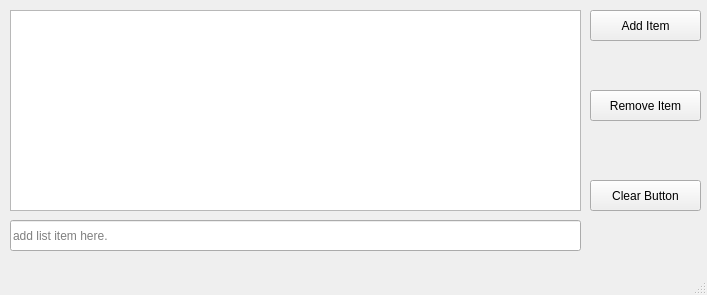
Old version of the form mainwindow.ui in the repository nathanielam0ah/to-do.
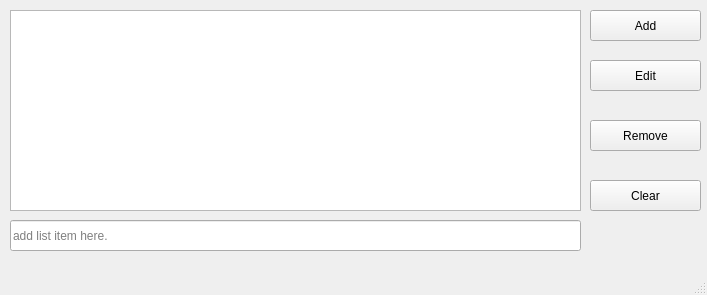
New version of the form.

```diff
--- a/mainwindow.ui
+++ b/mainwindow.ui
@@ -50,20 +50,20 @@
      </rect>
     </property>
     <property name="text">
-     <string>Clear Button</string>
+     <string>Clear</string>
     </property>
    </widget>
    <widget class="QPushButton" name="RemoveItemButton">
     <property name="geometry">
      <rect>
       <x>590</x>
-      <y>90</y>
+      <y>120</y>
       <width>111</width>
       <height>31</height>
      </rect>
     </property>
     <property name="text">
-     <string>Remove Item</string>
+     <string>Remove</string>
     </property>
    </widget>
    <widget class="QPushButton" name="AddItemButton">
@@ -76,7 +76,20 @@
      </rect>
     </property>
     <property name="text">
-     <string>Add Item</string>
+     <string>Add</string>
+    </property>
+   </widget>
+   <widget class="QPushButton" name="pushButton">
+    <property name="geometry">
+     <rect>
+      <x>590</x>
+      <y>60</y>
+      <width>111</width>
+      <height>31</height>
+     </rect>
+    </property>
+    <property name="text">
+     <string>Edit</string>
     </property>
    </widget>
   </widget>
```
Left out of the diff: 3 changed lines with no effect on the pictures.
